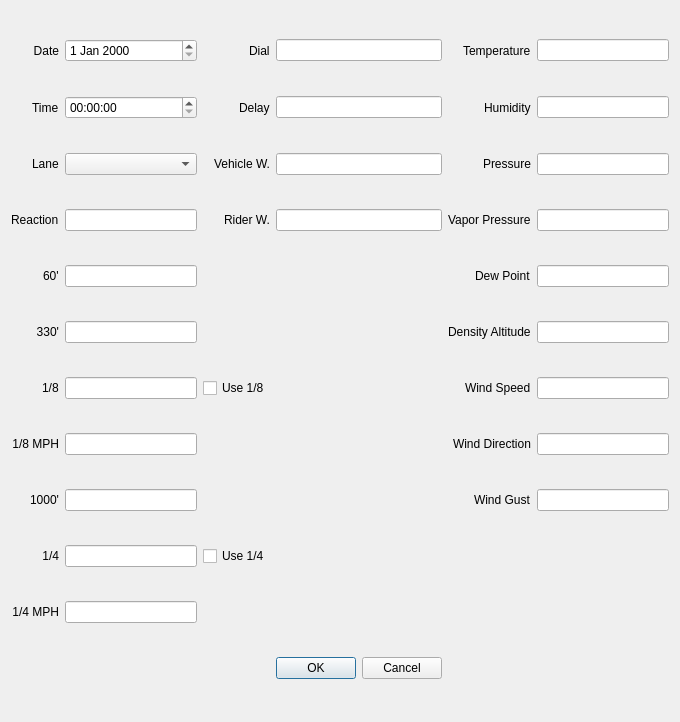
First picture: the form in narob-desktop/ticketdialog.ui, repository iforgetware/narob, before the edit.
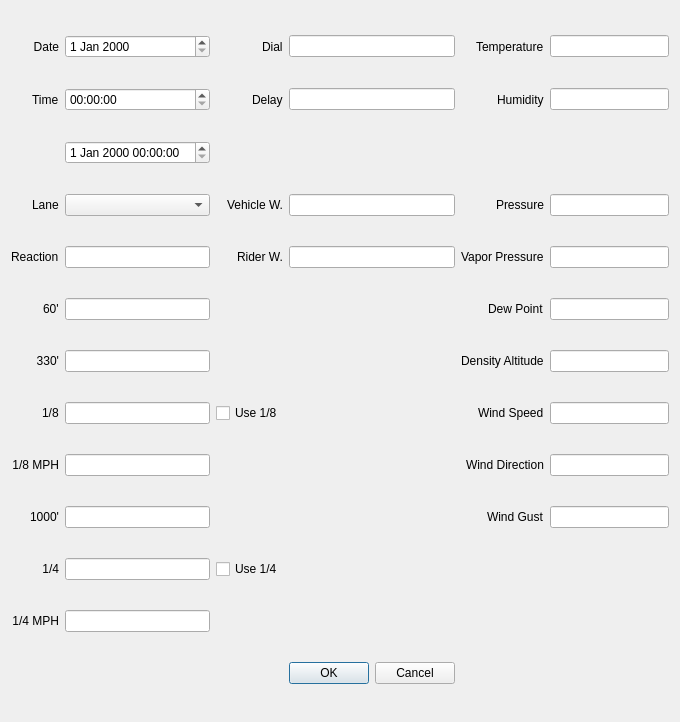
Second picture: the form after the edit.

Commit message: v0.1.13 Changed dates and times to datetimes

Patch:
```diff
--- a/narob-desktop/ticketdialog.ui
+++ b/narob-desktop/ticketdialog.ui
@@ -14,28 +14,8 @@
    <string>Dialog</string>
   </property>
   <layout class="QGridLayout" name="gridLayout">
-   <item row="2" column="2">
-    <widget class="QComboBox" name="laneComboBox">
-     <property name="maxVisibleItems">
-      <number>2</number>
-     </property>
-    </widget>
-   </item>
-   <item row="2" column="0" alignment="Qt::AlignRight">
-    <widget class="QLabel" name="laneLabel">
-     <property name="text">
-      <string>Lane</string>
-     </property>
-    </widget>
-   </item>
-   <item row="8" column="2">
-    <widget class="QLineEdit" name="threeThirtyEdit"/>
-   </item>
-   <item row="1" column="4">
-    <widget class="QLineEdit" name="delayEdit"/>
-   </item>
-   <item row="0" column="4">
-    <widget class="QLineEdit" name="dialEdit"/>
+   <item row="14" column="2">
+    <widget class="QLineEdit" name="quarterEdit"/>
    </item>
    <item row="0" column="2">
     <widget class="QDateEdit" name="dateEdit"/>
@@ -50,46 +30,54 @@
      </property>
     </widget>
    </item>
-   <item row="13" column="2">
-    <widget class="QLineEdit" name="quarterEdit"/>
+   <item row="3" column="5" alignment="Qt::AlignRight">
+    <widget class="QLabel" name="pressureLabel">
+     <property name="text">
+      <string>Pressure</string>
+     </property>
+    </widget>
    </item>
-   <item row="13" column="0">
-    <widget class="QLabel" name="quarterLable">
+   <item row="3" column="3" alignment="Qt::AlignRight">
+    <widget class="QLabel" name="vehicleWeightLabel">
      <property name="text">
-      <string>1/4</string>
+      <string>Vehicle W.</string>
      </property>
-     <property name="alignment">
-      <set>Qt::AlignRight|Qt::AlignTrailing|Qt::AlignVCenter</set>
+    </widget>
+   </item>
+   <item row="7" column="5" alignment="Qt::AlignRight">
+    <widget class="QLabel" name="vaporPressureLabel">
+     <property name="text">
+      <string>Vapor Pressure</string>
      </property>
     </widget>
    </item>
-   <item row="14" column="2">
-    <widget class="QLineEdit" name="quarterMPHEdit"/>
-   </item>
-   <item row="14" column="0">
-    <widget class="QLabel" name="quarterMPHLable">
+   <item row="10" column="5" alignment="Qt::AlignRight">
+    <widget class="QLabel" name="windSpeedLabel">
      <property name="text">
-      <string>1/4 MPH</string>
+      <string>Wind Speed</string>
      </property>
-     <property name="alignment">
-      <set>Qt::AlignRight|Qt::AlignTrailing|Qt::AlignVCenter</set>
-     </property>
     </widget>
    </item>
+   <item row="3" column="6">
+    <widget class="QLineEdit" name="pressureEdit"/>
+   </item>
+   <item row="7" column="6">
+    <widget class="QLineEdit" name="vaporPressureEdit"/>
+   </item>
    <item row="9" column="2">
-    <widget class="QLineEdit" name="eighthEdit"/>
+    <widget class="QLineEdit" name="threeThirtyEdit"/>
    </item>
-   <item row="12" column="2">
-    <widget class="QLineEdit" name="thousandEdit"/>
-   </item>
-   <item row="9" column="0" alignment="Qt::AlignRight">
-    <widget class="QLabel" name="eighthLabel">
+   <item row="13" column="0">
+    <widget class="QLabel" name="thousandLable">
      <property name="text">
-      <string>1/8</string>
+      <string>1000'</string>
+     </property>
+     <property name="alignment">
+      <set>Qt::AlignRight|Qt::AlignTrailing|Qt::AlignVCenter</set>
      </property>
     </widget>
    </item>
-   <item row="15" column="4">
+   <item row="16" column="4">
     <widget class="QDialogButtonBox" name="buttonBox">
      <property name="orientation">
       <enum>Qt::Horizontal</enum>
@@ -99,93 +87,36 @@
      </property>
     </widget>
    </item>
-   <item row="12" column="0">
-    <widget class="QLabel" name="thousandLable">
+   <item row="0" column="5" alignment="Qt::AlignRight">
+    <widget class="QLabel" name="temperatureLabel">
      <property name="text">
-      <string>1000'</string>
+      <string>Temperature</string>
      </property>
-     <property name="alignment">
-      <set>Qt::AlignRight|Qt::AlignTrailing|Qt::AlignVCenter</set>
-     </property>
     </widget>
    </item>
-   <item row="10" column="2">
-    <widget class="QLineEdit" name="eighthMPHEdit"/>
+   <item row="9" column="6">
+    <widget class="QLineEdit" name="densityAltitudeEdit"/>
    </item>
-   <item row="10" column="0">
-    <widget class="QLabel" name="eighthMPHLabel">
+   <item row="13" column="2">
+    <widget class="QLineEdit" name="thousandEdit"/>
+   </item>
+   <item row="15" column="0">
+    <widget class="QLabel" name="quarterMPHLable">
      <property name="text">
-      <string>1/8 MPH</string>
+      <string>1/4 MPH</string>
      </property>
      <property name="alignment">
       <set>Qt::AlignRight|Qt::AlignTrailing|Qt::AlignVCenter</set>
      </property>
     </widget>
    </item>
-   <item row="7" column="2">
-    <widget class="QLineEdit" name="sixtyEdit"/>
-   </item>
-   <item row="6" column="0" alignment="Qt::AlignRight">
-    <widget class="QLabel" name="reactionLabel">
+   <item row="1" column="5" alignment="Qt::AlignRight">
+    <widget class="QLabel" name="humidityLabel">
      <property name="text">
-      <string>Reaction</string>
+      <string>Humidity</string>
      </property>
     </widget>
    </item>
-   <item row="12" column="5" alignment="Qt::AlignRight">
-    <widget class="QLabel" name="windGustLabel">
-     <property name="text">
-      <string>Wind Gust</string>
-     </property>
-    </widget>
-   </item>
-   <item row="9" column="3">
-    <widget class="QCheckBox" name="eighthGoodCheckBox">
-     <property name="text">
-      <string>Use 1/8</string>
-     </property>
-    </widget>
-   </item>
-   <item row="13" column="3">
-    <widget class="QCheckBox" name="quarterGoodCheckBox">
-     <property name="text">
-      <string>Use 1/4</string>
-     </property>
-    </widget>
-   </item>
-   <item row="1" column="3" alignment="Qt::AlignRight">
-    <widget class="QLabel" name="delayLabel">
-     <property name="text">
-      <string>Delay</string>
-     </property>
-    </widget>
-   </item>
-   <item row="6" column="2">
-    <widget class="QLineEdit" name="reactionEdit"/>
-   </item>
-   <item row="7" column="0" alignment="Qt::AlignRight">
-    <widget class="QLabel" name="sixtyLabel">
-     <property name="text">
-      <string>60'</string>
-     </property>
-    </widget>
-   </item>
-   <item row="8" column="0">
-    <widget class="QLabel" name="threeThirtyLabel">
-     <property name="text">
-      <string>330'</string>
-     </property>
-     <property name="alignment">
-      <set>Qt::AlignRight|Qt::AlignTrailing|Qt::AlignVCenter</set>
-     </property>
-    </widget>
-   </item>
-   <item row="2" column="4">
-    <widget class="QLineEdit" name="vehicleWeightEdit"/>
-   </item>
-   <item row="1" column="2">
-    <widget class="QTimeEdit" name="timeEdit"/>
-   </item>
    <item row="0" column="3" alignment="Qt::AlignRight">
     <widget class="QLabel" name="dialLabel">
      <property name="text">
@@ -193,6 +124,22 @@
      </property>
     </widget>
    </item>
+   <item row="3" column="0" alignment="Qt::AlignRight">
+    <widget class="QLabel" name="laneLabel">
+     <property name="text">
+      <string>Lane</string>
+     </property>
+    </widget>
+   </item>
+   <item row="13" column="6">
+    <widget class="QLineEdit" name="windGustEdit"/>
+   </item>
+   <item row="11" column="6">
+    <widget class="QLineEdit" name="windDirectionEdit"/>
+   </item>
+   <item row="7" column="4">
+    <widget class="QLineEdit" name="riderWeightEdit"/>
+   </item>
    <item row="1" column="0" alignment="Qt::AlignRight">
     <widget class="QLabel" name="timeLabel">
      <property name="text">
@@ -200,73 +147,134 @@
      </property>
     </widget>
    </item>
-   <item row="6" column="4">
-    <widget class="QLineEdit" name="riderWeightEdit"/>
-   </item>
-   <item row="6" column="3" alignment="Qt::AlignRight">
-    <widget class="QLabel" name="riderWeightLabel">
-     <property name="text">
-      <string>Rider W.</string>
-     </property>
-    </widget>
-   </item>
-   <item row="1" column="5" alignment="Qt::AlignRight">
-    <widget class="QLabel" name="humidityLabel">
-     <property name="text">
-      <string>Humidity</string>
-     </property>
-    </widget>
-   </item>
-   <item row="2" column="3" alignment="Qt::AlignRight">
-    <widget class="QLabel" name="vehicleWeightLabel">
-     <property name="text">
-      <string>Vehicle W.</string>
-     </property>
-    </widget>
-   </item>
-   <item row="6" column="5" alignment="Qt::AlignRight">
-    <widget class="QLabel" name="vaporPressureLabel">
-     <property name="text">
-      <string>Vapor Pressure</string>
-     </property>
-    </widget>
-   </item>
-   <item row="2" column="5" alignment="Qt::AlignRight">
-    <widget class="QLabel" name="pressureLabel">
-     <property name="text">
-      <string>Pressure</string>
-     </property>
-    </widget>
-   </item>
    <item row="9" column="5" alignment="Qt::AlignRight">
-    <widget class="QLabel" name="windSpeedLabel">
-     <property name="text">
-      <string>Wind Speed</string>
-     </property>
-    </widget>
-   </item>
-   <item row="0" column="5" alignment="Qt::AlignRight">
-    <widget class="QLabel" name="temperatureLabel">
-     <property name="text">
-      <string>Temperature</string>
-     </property>
-    </widget>
-   </item>
-   <item row="7" column="5" alignment="Qt::AlignRight">
-    <widget class="QLabel" name="dewPointLabel">
-     <property name="text">
-      <string>Dew Point</string>
-     </property>
-    </widget>
-   </item>
-   <item row="8" column="5" alignment="Qt::AlignRight">
     <widget class="QLabel" name="densityAltitudeLabel">
      <property name="text">
       <string>Density Altitude</string>
      </property>
     </widget>
    </item>
-   <item row="10" column="5" alignment="Qt::AlignRight">
+   <item row="7" column="2">
+    <widget class="QLineEdit" name="reactionEdit"/>
+   </item>
+   <item row="14" column="3">
+    <widget class="QCheckBox" name="quarterGoodCheckBox">
+     <property name="text">
+      <string>Use 1/4</string>
+     </property>
+    </widget>
+   </item>
+   <item row="3" column="4">
+    <widget class="QLineEdit" name="vehicleWeightEdit"/>
+   </item>
+   <item row="8" column="0" alignment="Qt::AlignRight">
+    <widget class="QLabel" name="sixtyLabel">
+     <property name="text">
+      <string>60'</string>
+     </property>
+    </widget>
+   </item>
+   <item row="1" column="2">
+    <widget class="QTimeEdit" name="timeEdit"/>
+   </item>
+   <item row="9" column="0">
+    <widget class="QLabel" name="threeThirtyLabel">
+     <property name="text">
+      <string>330'</string>
+     </property>
+     <property name="alignment">
+      <set>Qt::AlignRight|Qt::AlignTrailing|Qt::AlignVCenter</set>
+     </property>
+    </widget>
+   </item>
+   <item row="8" column="5" alignment="Qt::AlignRight">
+    <widget class="QLabel" name="dewPointLabel">
+     <property name="text">
+      <string>Dew Point</string>
+     </property>
+    </widget>
+   </item>
+   <item row="7" column="3" alignment="Qt::AlignRight">
+    <widget class="QLabel" name="riderWeightLabel">
+     <property name="text">
+      <string>Rider W.</string>
+     </property>
+    </widget>
+   </item>
+   <item row="11" column="2">
+    <widget class="QLineEdit" name="eighthMPHEdit"/>
+   </item>
+   <item row="7" column="0" alignment="Qt::AlignRight">
+    <widget class="QLabel" name="reactionLabel">
+     <property name="text">
+      <string>Reaction</string>
+     </property>
+    </widget>
+   </item>
+   <item row="0" column="4">
+    <widget class="QLineEdit" name="dialEdit"/>
+   </item>
+   <item row="13" column="5" alignment="Qt::AlignRight">
+    <widget class="QLabel" name="windGustLabel">
+     <property name="text">
+      <string>Wind Gust</string>
+     </property>
+    </widget>
+   </item>
+   <item row="15" column="2">
+    <widget class="QLineEdit" name="quarterMPHEdit"/>
+   </item>
+   <item row="11" column="0">
+    <widget class="QLabel" name="eighthMPHLabel">
+     <property name="text">
+      <string>1/8 MPH</string>
+     </property>
+     <property name="alignment">
+      <set>Qt::AlignRight|Qt::AlignTrailing|Qt::AlignVCenter</set>
+     </property>
+    </widget>
+   </item>
+   <item row="10" column="0" alignment="Qt::AlignRight">
+    <widget class="QLabel" name="eighthLabel">
+     <property name="text">
+      <string>1/8</string>
+     </property>
+    </widget>
+   </item>
+   <item row="1" column="3" alignment="Qt::AlignRight">
+    <widget class="QLabel" name="delayLabel">
+     <property name="text">
+      <string>Delay</string>
+     </property>
+    </widget>
+   </item>
+   <item row="8" column="2">
+    <widget class="QLineEdit" name="sixtyEdit"/>
+   </item>
+   <item row="10" column="2">
+    <widget class="QLineEdit" name="eighthEdit"/>
+   </item>
+   <item row="10" column="3">
+    <widget class="QCheckBox" name="eighthGoodCheckBox">
+     <property name="text">
+      <string>Use 1/8</string>
+     </property>
+    </widget>
+   </item>
+   <item row="3" column="2">
+    <widget class="QComboBox" name="laneComboBox">
+     <property name="maxVisibleItems">
+      <number>2</number>
+     </property>
+    </widget>
+   </item>
+   <item row="10" column="6">
+    <widget class="QLineEdit" name="windSpeedEdit"/>
+   </item>
+   <item row="1" column="6">
+    <widget class="QLineEdit" name="humidityEdit"/>
+   </item>
+   <item row="11" column="5" alignment="Qt::AlignRight">
     <widget class="QLabel" name="windDirectionLabel">
      <property name="text">
       <string>Wind Direction</string>
@@ -276,29 +284,24 @@
    <item row="0" column="6">
     <widget class="QLineEdit" name="temperatureEdit"/>
    </item>
-   <item row="1" column="6">
-    <widget class="QLineEdit" name="humidityEdit"/>
+   <item row="1" column="4">
+    <widget class="QLineEdit" name="delayEdit"/>
    </item>
-   <item row="2" column="6">
-    <widget class="QLineEdit" name="pressureEdit"/>
-   </item>
-   <item row="6" column="6">
-    <widget class="QLineEdit" name="vaporPressureEdit"/>
-   </item>
-   <item row="7" column="6">
-    <widget class="QLineEdit" name="dewPointEdit"/>
+   <item row="14" column="0">
+    <widget class="QLabel" name="quarterLable">
+     <property name="text">
+      <string>1/4</string>
+     </property>
+     <property name="alignment">
+      <set>Qt::AlignRight|Qt::AlignTrailing|Qt::AlignVCenter</set>
+     </property>
+    </widget>
    </item>
    <item row="8" column="6">
-    <widget class="QLineEdit" name="densityAltitudeEdit"/>
+    <widget class="QLineEdit" name="dewPointEdit"/>
    </item>
-   <item row="9" column="6">
-    <widget class="QLineEdit" name="windSpeedEdit"/>
-   </item>
-   <item row="10" column="6">
-    <widget class="QLineEdit" name="windDirectionEdit"/>
-   </item>
-   <item row="12" column="6">
-    <widget class="QLineEdit" name="windGustEdit"/>
+   <item row="2" column="2">
+    <widget class="QDateTimeEdit" name="dateTimeEdit"/>
    </item>
   </layout>
  </widget>
```
The commit also changes 25 other files.
